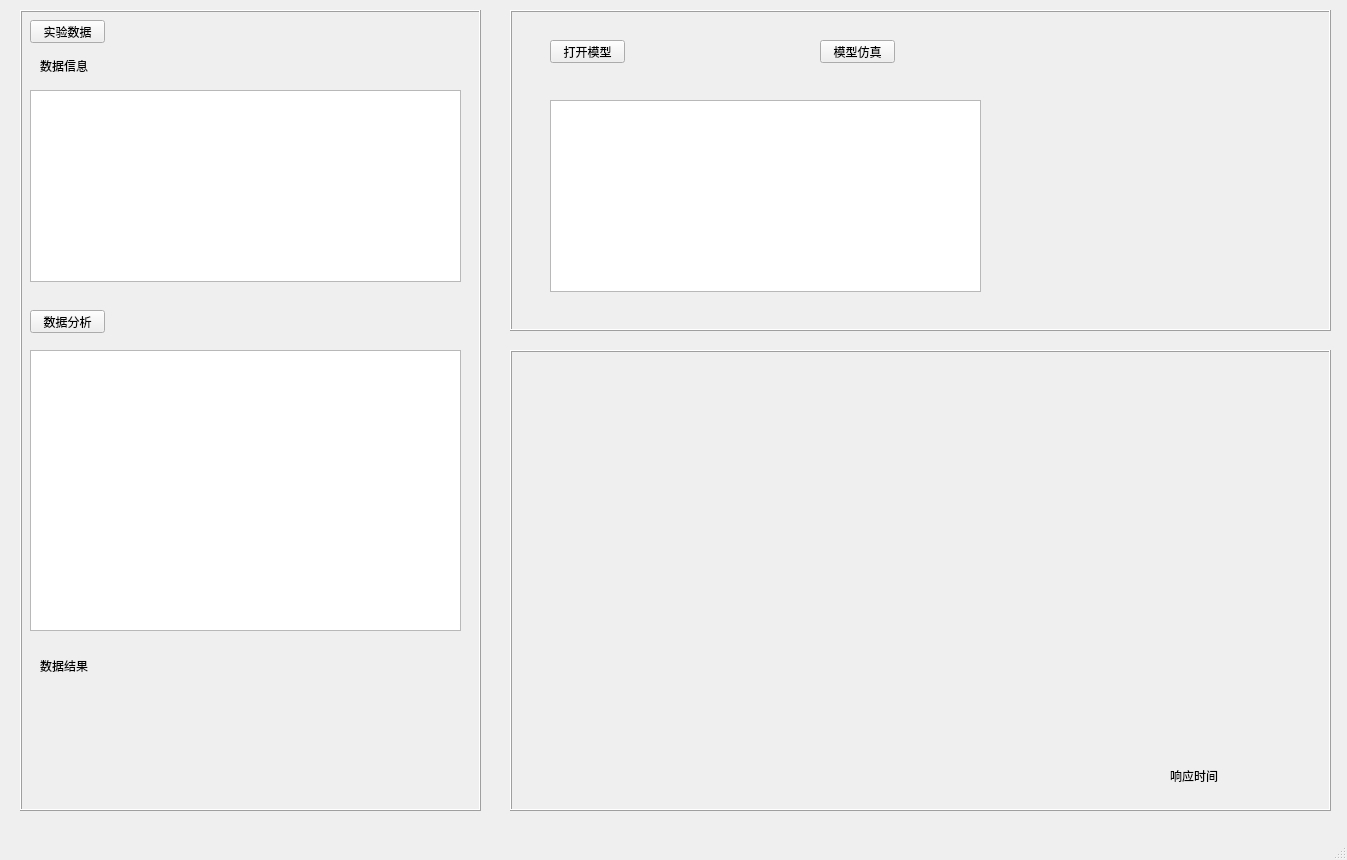
Old version of the form CogPara.ui in the repository 13385877395/HCI-vision.
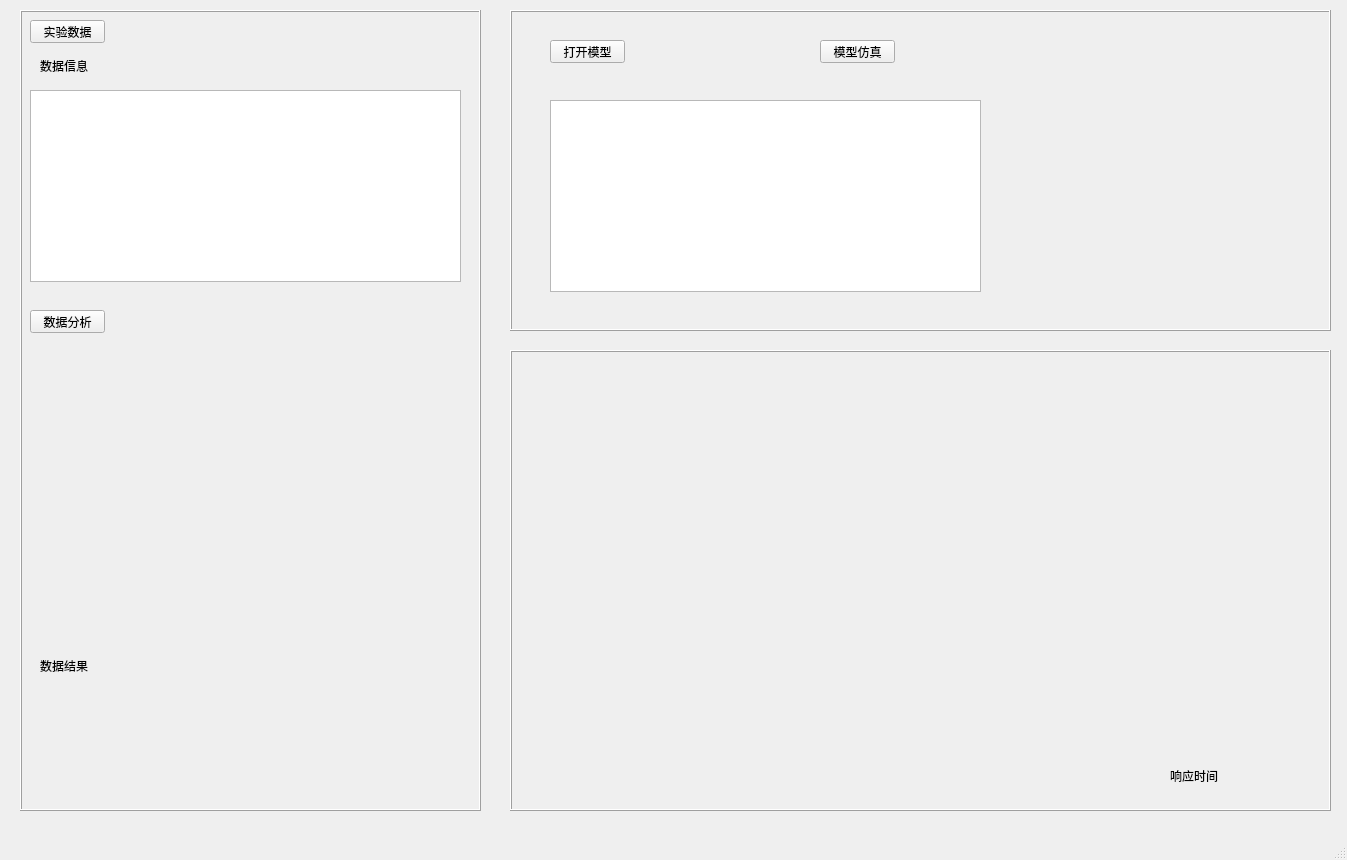
New version of the form. Icons and pictures are not drawn.

```diff
--- a/CogPara.ui
+++ b/CogPara.ui
@@ -81,16 +81,6 @@
       <string>数据分析</string>
      </property>
     </widget>
-    <widget class="QTextBrowser" name="textBrowser_2">
-     <property name="geometry">
-      <rect>
-       <x>10</x>
-       <y>340</y>
-       <width>431</width>
-       <height>281</height>
-      </rect>
-     </property>
-    </widget>
     <widget class="QLabel" name="label_3">
      <property name="geometry">
       <rect>
@@ -104,6 +94,17 @@
       <string>数据结果</string>
      </property>
     </widget>
+    <widget class="QWidget" name="verticalLayoutWidget">
+     <property name="geometry">
+      <rect>
+       <x>10</x>
+       <y>350</y>
+       <width>431</width>
+       <height>281</height>
+      </rect>
+     </property>
+     <layout class="QVBoxLayout" name="verticalLayout"/>
+    </widget>
    </widget>
    <widget class="QFrame" name="frame_2">
     <property name="geometry">
```
Left out of the diff: 2 changed lines with no effect on the pictures.
